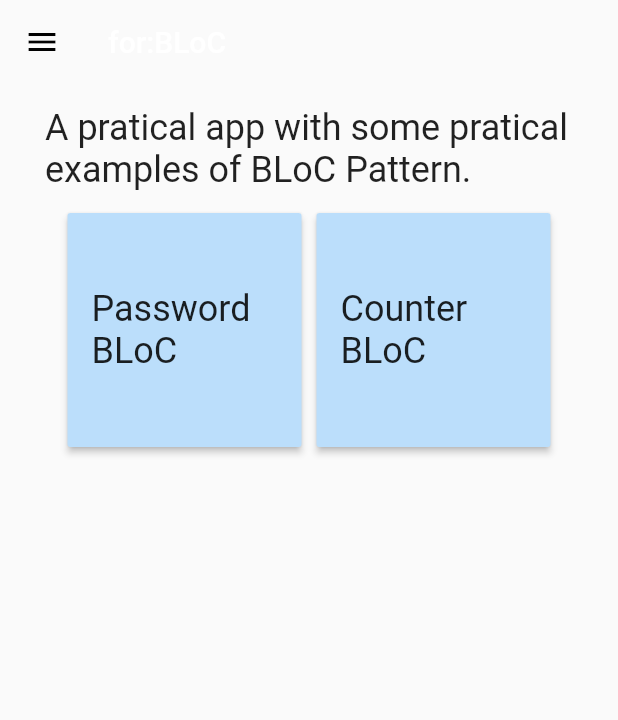
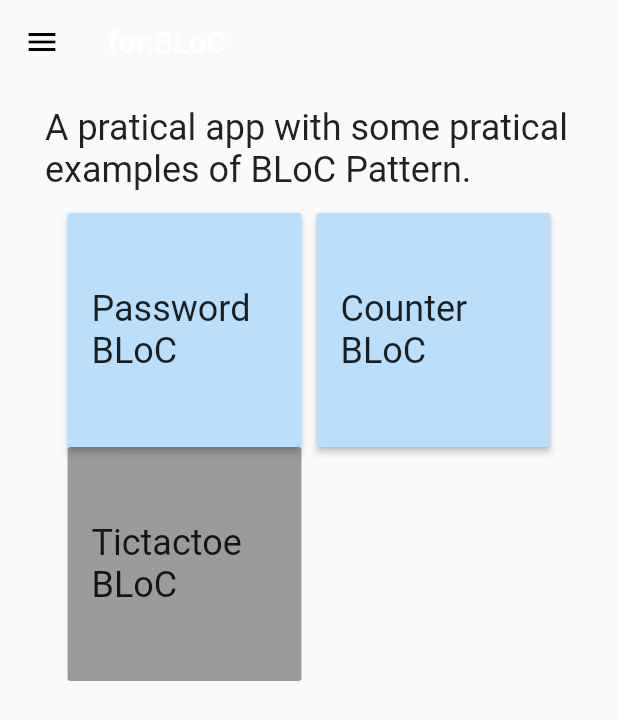
Before and after one commit to arthurcohen/password_bloc, a Flutter app: the screen it shows after launch, on a phone screen of 412 x 824 dp. Shown: the top 720 px of the screen. Run offline on Flutter 3.47's test engine with Material 2 defaults, Android fonts, the phone set to English and light mode, and no system bars; our stand-ins replace bloc, equatable, flutter_bloc.

Commit message:
init of tictactoe using BLoC

```diff
--- a/lib/blocs/password/password_state.dart
+++ b/lib/blocs/password/password_state.dart
@@ -5,7 +5,7 @@ import 'package:meta/meta.dart';
 abstract class PasswordState extends Equatable  {
   final List<String> passwords;
 
-  PasswordState(this.passwords);
+  PasswordState(this.passwords): super([passwords]);
 }
 
 class PasswordEmpty extends PasswordState {
--- a/lib/screens/dash.dart
+++ b/lib/screens/dash.dart
@@ -42,6 +42,13 @@ class Dash extends StatelessWidget {
                       ),
                       onPressed: () => Navigator.of(context).pushNamed('/counter'),
                       color: Theme.of(context).primaryColorLight,
+                    ),
+                    RaisedButton(
+                      child: Text(
+                        'Tictactoe BLoC',
+                        style: Theme.of(context).textTheme.headline,
+                      ),
+                      color: Theme.of(context).primaryColorLight,
                     )
                   ],
                 ),
```
Also changed, not shown: lib/blocs/tictactoe/tictactoe_bloc.dart (added, +17 -0 lines), lib/blocs/tictactoe/tictactoe_event.dart (added, +17 -0 lines), lib/blocs/tictactoe/tictactoe_state.dart (added, +31 -0 lines), lib/model/player.dart (added, +10 -0 lines), lib/screens/tictactoe.dart (added).
